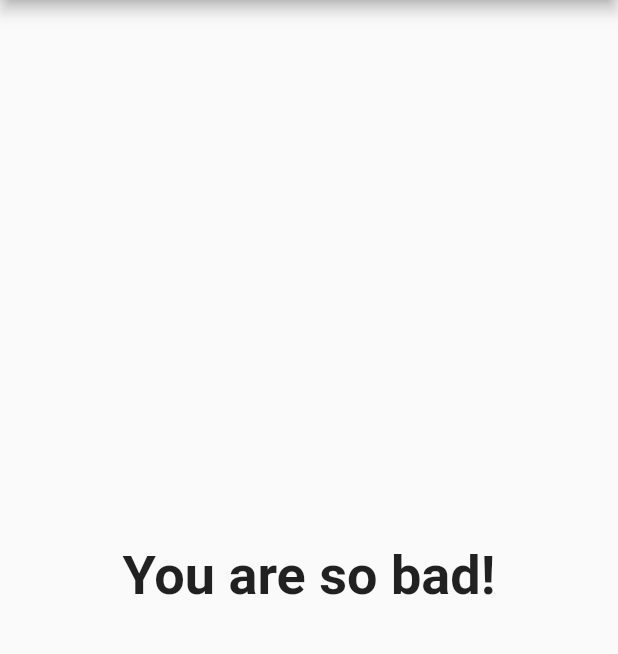
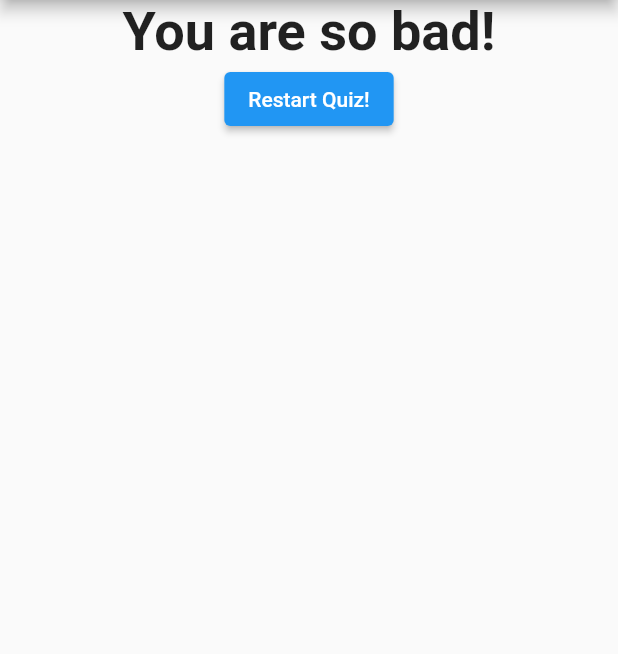
Before and after one commit to HMEI83/Flutter-Dart-Guide, a Flutter app: the screen it shows after launch, after a tap on "Black", after a tap on "Snake", after a tap on "Max", on a phone screen of 412 x 824 dp, the part 84-738 px from its top. Run offline on Flutter 3.47's test engine with Material 2 defaults, Android fonts, the light colour scheme and no system bars.

Commit message:
Resetting quiz

```diff
--- a/flutter_dart_guide/lib/main.dart
+++ b/flutter_dart_guide/lib/main.dart
@@ -49,6 +49,13 @@
   var _questionIndex = 0;
   var _totalScore = 0;
 
+  void _resetQuiz() {
+    setState(() {
+      _questionIndex = 0;
+      _totalScore = 0;
+    });
+  }
+
   void _answerQuestion(int score) {
     // var aBool = true;
     // aBool = false;
@@ -85,7 +92,7 @@
                 questionIndex: _questionIndex,
                 questions: _questions,
               )
-            : Result(_totalScore),
+            : Result(_totalScore, _resetQuiz),
       ),
     );
   }
--- a/flutter_dart_guide/lib/result.dart
+++ b/flutter_dart_guide/lib/result.dart
@@ -1,12 +1,9 @@
-import 'package:flutter/src/foundation/key.dart';
-import 'package:flutter/src/widgets/framework.dart';
-import 'package:flutter/src/widgets/placeholder.dart';
-
 import 'package:flutter/material.dart';
 
 class Result extends StatelessWidget {
   final int resultScore;
-  Result(this.resultScore);
+  final Function resetHandler;
+  Result(this.resultScore, this.resetHandler);
 
   String get resultPhrase {
     var resultText;
@@ -25,10 +22,15 @@
   @override
   Widget build(BuildContext context) {
     return Center(
-      child: Text(
-        resultPhrase,
-        style: TextStyle(fontSize: 36, fontWeight: FontWeight.bold),
-        textAlign: TextAlign.center,
+      child: Column(
+        children: [
+          Text(
+            resultPhrase,
+            style: TextStyle(fontSize: 36, fontWeight: FontWeight.bold),
+            textAlign: TextAlign.center,
+          ),
+          ElevatedButton(onPressed: resetHandler, child: Text('Restart Quiz!'))
+        ],
       ),
     );
   }
```
